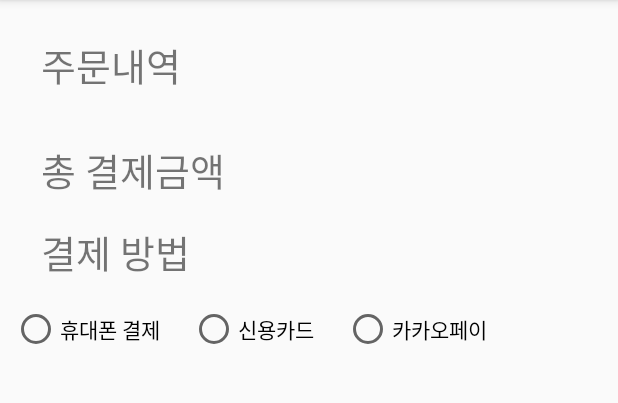
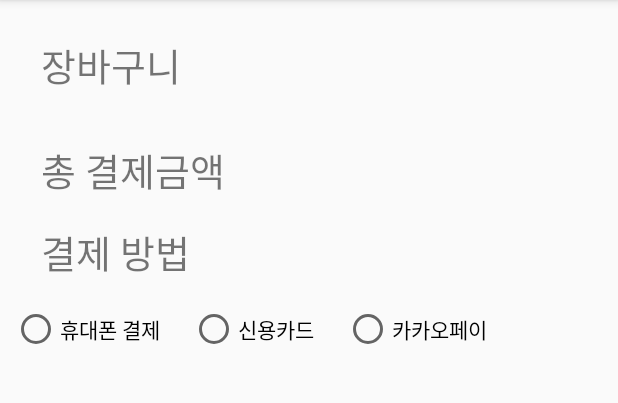
Before and after one commit to jychoi-97/HakJu, an Android app: the OrderActivity screen opened directly, with no data from a screen before it, on a phone screen of 412 x 824 dp, the part 84-487 px from its top. Run offline under Robolectric (Android 15) with nearby library versions, the phone set to English and light mode, and no system bars; our stand-ins replace Firebase (no records; nobody signed in at launch, a user with empty details on screens opened directly).

Commit message:
인텐트 교환

```diff
--- a/app/src/main/java/com/example/hakju/menu.java
+++ b/app/src/main/java/com/example/hakju/menu.java
@@ -112,7 +112,7 @@ public class menu extends AppCompatActivity {
             public void onClick(View view) {
                 writeMenu(studentId, productName, productNum, total);
 
-                Intent intent = new Intent(getApplicationContext(), cart.class);
+                Intent intent = new Intent(getApplicationContext(), OrderActivity.class);
                 startActivity(intent);
             }
         });
@@ -122,7 +122,7 @@ public class menu extends AppCompatActivity {
         btnOrder.setOnClickListener(new View.OnClickListener(){
             @Override
             public void onClick(View view) {
-                Intent intent = new Intent(getApplicationContext(), OrderActivity.class);
+                Intent intent = new Intent(getApplicationContext(), cart.class);
                 startActivity(intent);
 
             }
--- a/app/src/main/res/layout/activity_order.xml
+++ b/app/src/main/res/layout/activity_order.xml
@@ -11,7 +11,7 @@
         android:layout_width="wrap_content"
         android:layout_height="wrap_content"
         android:layout_marginTop="24dp"
-        android:text="주문내역"
+        android:text="장바구니"
         android:textSize="25sp"
         app:layout_constraintHorizontal_bias="0.086"
         app:layout_constraintLeft_toLeftOf="parent"
@@ -67,7 +67,7 @@
 
     <RadioGroup
         android:id="@+id/radioGroup"
-        android:marginLeft="20dp"
+
         android:layout_width="wrap_content"
         android:layout_height="wrap_content"
         android:layout_marginTop="16dp"
@@ -78,7 +78,7 @@
         app:layout_constraintTop_toBottomOf="@+id/text3">
 
         <RadioButton
-            android:marginLeft="20dp"
+
             android:id="@+id/rg_btn1"
             android:layout_width="wrap_content"
             android:layout_height="wrap_content"
```
